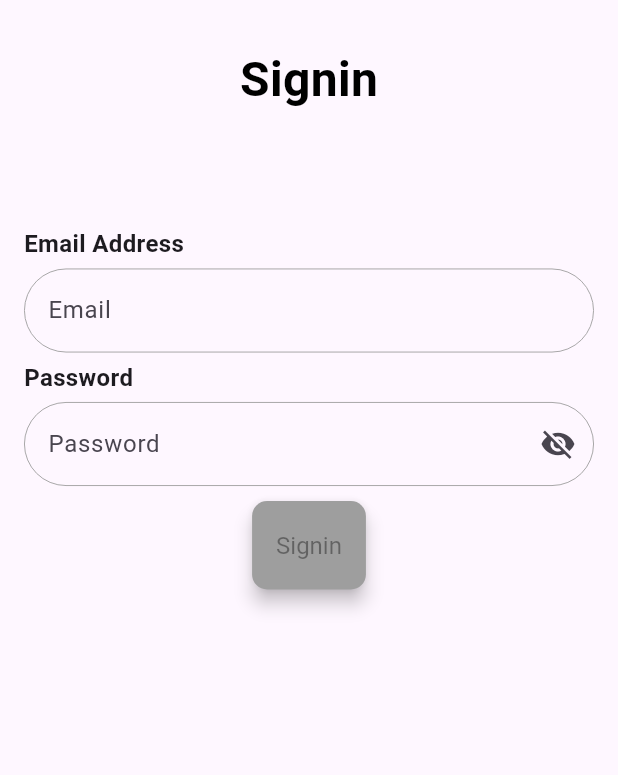
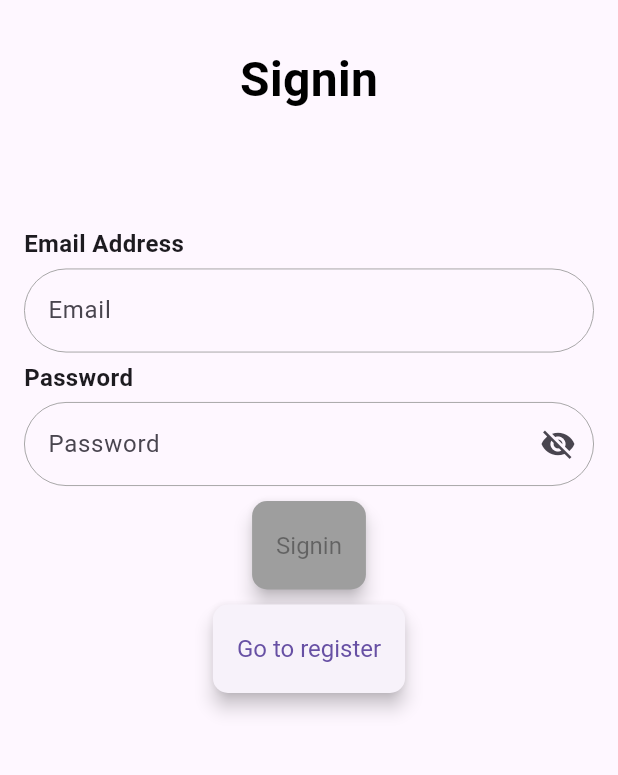
Before and after one commit to caiobribeiro/keener-notes, a Flutter app: the screen it shows after launch, after a tap on "Signin", on a phone screen of 412 x 824 dp, the part 63-838 px from its top. Run offline on Flutter 3.47's test engine with Material 3 defaults, Android fonts, the light colour scheme and no system bars; our stand-ins replace firebase_auth, firebase_core, flutter_mobx, flutter_modular, mobx; accounts and stored records are empty; generated files the repository leaves out were written again; network calls fail.

Commit message:
feat: Navigation between modules implemented

```diff
--- a/lib/app/modules/app_module.dart
+++ b/lib/app/modules/app_module.dart
@@ -10,7 +10,7 @@ class AppModule extends Module {
   @override
   void routes(r) {
     r.module('/', module: SigninModule());
-    r.module('/aerh', module: NotesListModule());
+    r.module('/noteslist', module: NotesListModule());
     r.module('/signup', module: SignupModule());
   }
 }
--- a/lib/app/modules/signin/signin_page.dart
+++ b/lib/app/modules/signin/signin_page.dart
@@ -22,6 +22,12 @@ class _SigninPageState extends State<SigninPage> {
 
   final TextEditingController _emailController = TextEditingController();
   final TextEditingController _passwordController = TextEditingController();
+
+  @override
+  void initState() {
+    store.isUserLogged();
+    super.initState();
+  }
 
   @override
   void dispose() {
@@ -97,6 +103,15 @@ class _SigninPageState extends State<SigninPage> {
                       );
                     }),
                   ),
+                  Center(
+                    child: Padding(
+                      padding: const EdgeInsets.all(10),
+                      child: CustomButtonWidget(
+                        text: 'Go to register',
+                        onPressed: store.navigateToRegister,
+                      ),
+                    ),
+                  ),
                 ],
               ),
             ),
--- a/lib/app/modules/signin/signin_store.dart
+++ b/lib/app/modules/signin/signin_store.dart
@@ -1,3 +1,4 @@
+import 'package:firebase_auth/firebase_auth.dart';
 import 'package:flutter_modular/flutter_modular.dart';
 import 'package:keener_notes/app/modules/signin/repository/signin_repository.dart';
 import 'package:mobx/mobx.dart';
@@ -27,11 +28,27 @@ abstract class SigninStoreBase with Store {
   bool get isFormValid => isEmailValid && passwordControllerText.isNotEmpty;
 
   @action
+  Future<void> isUserLogged() async {
+    var currentUser = FirebaseAuth.instance.currentUser;
+
+    if (currentUser != null) {
+      Modular.to.navigate('/noteslist/');
+    }
+  }
+
+  @action
   Future<void> signin() async {
     final response = await _repository.signin(
         email: emailControllerText, password: passwordControllerText);
     if (!response.success) {
       responseWarning = response.firebaseAuthException ?? 'Unknown error';
+    } else {
+      Modular.to.navigate('/noteslist/');
     }
   }
+
+  @action
+  navigateToRegister() {
+    Modular.to.navigate('/signup/');
+  }
 }
```
Also changed, not shown: lib/app/modules/signup/signup_page.dart (+9 -0 lines), lib/app/modules/signup/signup_store.dart (+8 -1 lines), lib/app/modules/signin/signin_store.g.dart, lib/app/modules/signup/signup_store.g.dart.
